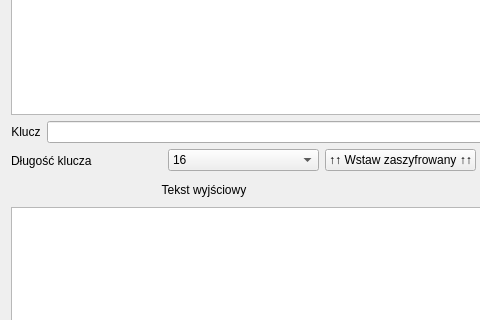
First picture: the form in start.ui, repository pkrolkgp/funkcja_Feistela_PyQt5, before the edit; both pictures show x 0 to 480 and y 162 to 482 of the 800 by 697 pixel window.
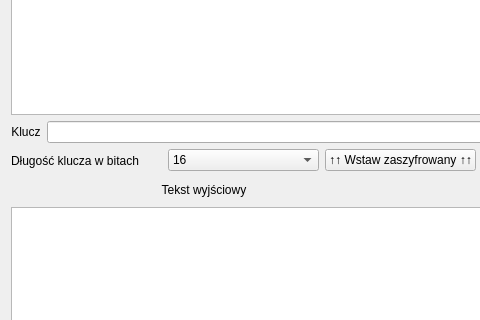
Second picture: the form after the edit. Icons and pictures are not drawn.

Commit message: naprawa szyfrowanie dobrym kluczem

The edit to the form file:
```diff
--- a/start.ui
+++ b/start.ui
@@ -139,7 +139,7 @@
        <item>
         <widget class="QLabel" name="dlugoscKluczaLabel">
          <property name="text">
-          <string>Długość klucza</string>
+          <string>Długość klucza w bitach</string>
          </property>
          <property name="wordWrap">
           <bool>true</bool>
```
The commit also changes 2 other files.
